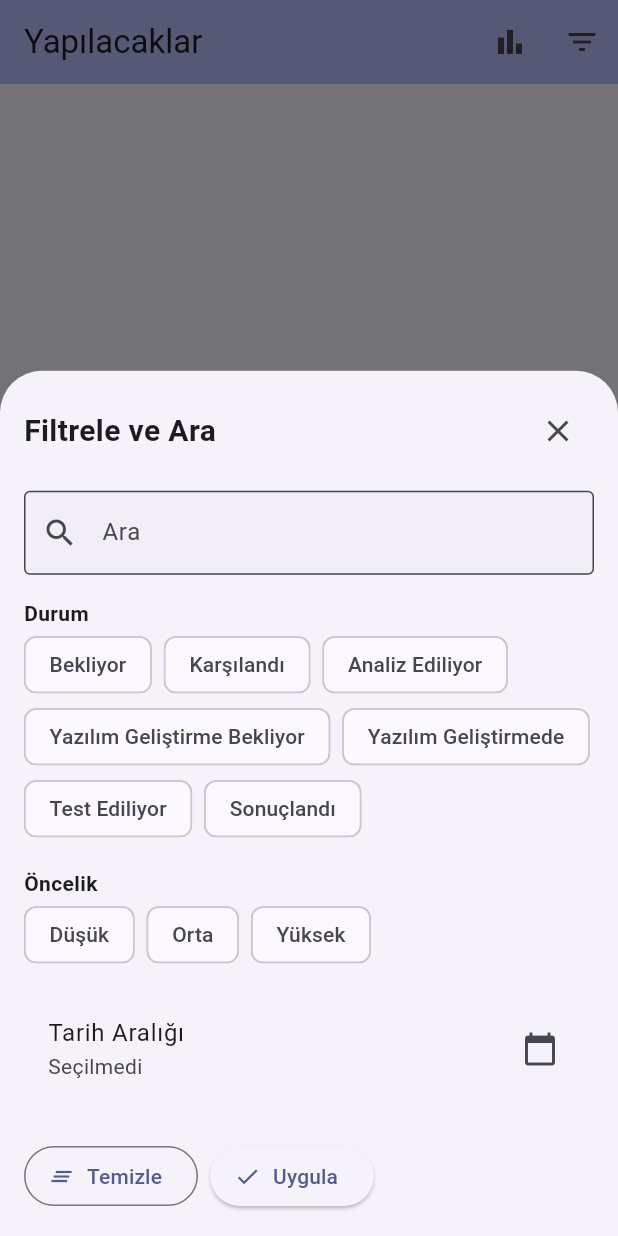
After one commit to mehmetuysal07/TaskAppp, a Flutter app: the screen it shows after launch, after a tap on the "filter list" icon, on a phone screen of 412 x 824 dp. The commit adds this screen. Run offline on Flutter 3.47's test engine with Material 3 defaults, Android fonts, the phone set to English and light mode, and no system bars; our stand-ins replace equatable, fl_chart, flutter_bloc, fpdart, get_it, hive and 1 more; accounts and stored records are empty.

Commit message:
Filtreleme ve İstatistik

```diff
--- /dev/null
+++ b/lib/features/todo/domain/entities/filter_criteria.dart
@@ -0,0 +1,45 @@
+import 'package:equatable/equatable.dart';
+import 'task_status.dart';
+import 'task_priority.dart';
+
+class FilterCriteria extends Equatable {
+  final String query;
+  final TaskStatus? status;
+  final TaskPriority? priority;
+  final DateTime? startDate;
+  final DateTime? endDate;
+
+  const FilterCriteria({
+    this.query = '',
+    this.status,
+    this.priority,
+    this.startDate,
+    this.endDate,
+  });
+
+  bool get isEmpty =>
+      query.isEmpty &&
+      status == null &&
+      priority == null &&
+      startDate == null &&
+      endDate == null;
+
+  FilterCriteria copyWith({
+    String? query,
+    TaskStatus? status,
+    TaskPriority? priority,
+    DateTime? startDate,
+    DateTime? endDate,
+  }) {
+    return FilterCriteria(
+      query: query ?? this.query,
+      status: status ?? this.status,
+      priority: priority ?? this.priority,
+      startDate: startDate ?? this.startDate,
+      endDate: endDate ?? this.endDate,
+    );
+  }
+
+  @override
+  List<Object?> get props => [query, status, priority, startDate, endDate];
+}
--- a/lib/features/todo/presentation/bloc/task_state.dart
+++ b/lib/features/todo/presentation/bloc/task_state.dart
@@ -1,5 +1,6 @@
 import 'package:equatable/equatable.dart';
 import '../../domain/entities/task_entity.dart';
+import '../../domain/entities/filter_criteria.dart';
 
 abstract class TaskState extends Equatable {
   const TaskState();
@@ -17,11 +18,17 @@ class TaskLoading extends TaskState {}
 // 3. Veriler geldi durumu (Ekranda listeyi gösterirken)
 class TaskLoaded extends TaskState {
   final List<TaskEntity> tasks;
+  final List<TaskEntity> filteredTasks;
+  final FilterCriteria filterCriteria;
 
-  const TaskLoaded(this.tasks);
+  const TaskLoaded(
+    this.tasks, {
+    this.filteredTasks = const [],
+    this.filterCriteria = const FilterCriteria(),
+  });
 
   @override
-  List<Object> get props => [tasks];
+  List<Object> get props => [tasks, filteredTasks, filterCriteria];
 }
 
 // 4. Hata durumu (Bir şeyler ters giderse)
--- a/lib/features/todo/presentation/pages/task_page.dart
+++ b/lib/features/todo/presentation/pages/task_page.dart
@@ -4,6 +4,8 @@ import '../bloc/task_cubit.dart';
 import '../bloc/task_state.dart';
 import '../widgets/add_task_dialog.dart';
 import '../widgets/task_item.dart';
+import '../widgets/task_filter_sheet.dart';
+import 'statistics_page.dart';
 
 class TaskPage extends StatelessWidget {
   const TaskPage({super.key});
@@ -17,8 +19,38 @@ class TaskPage extends StatelessWidget {
         backgroundColor: Theme.of(context).colorScheme.inversePrimary,
         actions: [
           IconButton(
-            icon: const Icon(Icons.refresh),
-            onPressed: () => context.read<TaskCubit>().loadTasks(),
+            icon: const Icon(Icons.bar_chart),
+            tooltip: 'İstatistikler',
+            onPressed: () {
+              Navigator.push(
+                context,
+                MaterialPageRoute(
+                  builder: (_) => BlocProvider.value(
+                    value: context.read<TaskCubit>(),
+                    child: const StatisticsPage(),
+                  ),
+                ),
+              );
+            },
+          ),
+          IconButton(
+            icon: const Icon(Icons.filter_list),
+            tooltip: 'Filtrele',
+            onPressed: () {
+              final state = context.read<TaskCubit>().state;
+              if (state is TaskLoaded) {
+                showModalBottomSheet(
+                  context: context,
+                  isScrollControlled: true,
+                  builder: (ctx) => BlocProvider.value(
+                    value: context.read<TaskCubit>(),
+                    child: TaskFilterSheet(
+                      initialCriteria: state.filterCriteria,
+                    ),
+                  ),
+                );
+              }
+            },
           ),
         ],
       ),
@@ -54,13 +86,20 @@ class TaskPage extends StatelessWidget {
                   ],
                 ),
               );
+            } else if (state.filteredTasks.isEmpty) {
+              return const Center(
+                child: Text(
+                  "Aradığınız kriterlere uygun görev bulunamadı.",
+                  style: TextStyle(color: Colors.grey),
+                ),
+              );
             }
             // Listeyi gösteriyoruz
             return ListView.builder(
               padding: const EdgeInsets.all(16),
-              itemCount: state.tasks.length,
+              itemCount: state.filteredTasks.length,
               itemBuilder: (context, index) {
-                final task = state.tasks[index];
+                final task = state.filteredTasks[index];
                 return TaskItem(task: task);
               },
             );
--- /dev/null
+++ b/lib/features/todo/presentation/widgets/task_filter_sheet.dart
@@ -0,0 +1,174 @@
+import 'package:flutter/material.dart';
+import 'package:flutter_bloc/flutter_bloc.dart';
+import 'package:intl/intl.dart';
+import '../../domain/entities/filter_criteria.dart';
+import '../../domain/entities/task_priority.dart';
+import '../../domain/entities/task_status.dart';
+import '../bloc/task_cubit.dart';
+
+class TaskFilterSheet extends StatefulWidget {
+  final FilterCriteria initialCriteria;
+
+  const TaskFilterSheet({super.key, required this.initialCriteria});
+
+  @override
+  State<TaskFilterSheet> createState() => _TaskFilterSheetState();
+}
+
+class _TaskFilterSheetState extends State<TaskFilterSheet> {
+  late TextEditingController _searchController;
+  TaskStatus? _selectedStatus;
+  TaskPriority? _selectedPriority;
+  DateTime? _startDate;
+  DateTime? _endDate;
+
+  @override
+  void initState() {
+    super.initState();
+    _searchController = TextEditingController(
+      text: widget.initialCriteria.query,
+    );
+    _selectedStatus = widget.initialCriteria.status;
+    _selectedPriority = widget.initialCriteria.priority;
+    _startDate = widget.initialCriteria.startDate;
+    _endDate = widget.initialCriteria.endDate;
+  }
+
+  @override
+  void dispose() {
+    _searchController.dispose();
+    super.dispose();
+  }
+
+  void _applyFilters() {
+    final criteria = FilterCriteria(
+      query: _searchController.text,
+      status: _selectedStatus,
+      priority: _selectedPriority,
+      startDate: _startDate,
+      endDate: _endDate,
+    );
+    context.read<TaskCubit>().applyFilter(criteria);
+    Navigator.pop(context);
+  }
+
+  void _clearFilters() {
+    context.read<TaskCubit>().applyFilter(const FilterCriteria());
+    Navigator.pop(context);
+  }
+
+  Future<void> _pickDateRange() async {
+    final picked = await showDateRangePicker(
+      context: context,
+      firstDate: DateTime(2020),
+      lastDate: DateTime(2030),
+      initialDateRange: _startDate != null && _endDate != null
+          ? DateTimeRange(start: _startDate!, end: _endDate!)
+          : null,
+    );
+    if (picked != null) {
+      setState(() {
+        _startDate = picked.start;
+        _endDate = picked.end;
+      });
+    }
+  }
+
+  @override
+  Widget build(BuildContext context) {
+    return Container(
+      padding: const EdgeInsets.all(16.0),
+      height: MediaQuery.of(context).size.height * 0.7,
+      child: Column(
+        crossAxisAlignment: CrossAxisAlignment.stretch,
+        children: [
+          Row(
+            mainAxisAlignment: MainAxisAlignment.spaceBetween,
+            children: [
+              const Text(
+                'Filtrele ve Ara',
+                style: TextStyle(fontSize: 20, fontWeight: FontWeight.bold),
+              ),
+              IconButton(
+                icon: const Icon(Icons.close),
+                onPressed: () => Navigator.pop(context),
+              ),
+            ],
+          ),
+          const SizedBox(height: 16),
+          TextField(
+            controller: _searchController,
+            decoration: const InputDecoration(
+              labelText: 'Ara',
+              prefixIcon: Icon(Icons.search),
+              border: OutlineInputBorder(),
+            ),
+          ),
+          const SizedBox(height: 16),
+          const Text('Durum', style: TextStyle(fontWeight: FontWeight.bold)),
+          Wrap(
+            spacing: 8.0,
+            children: TaskStatus.values.map((status) {
+              return FilterChip(
+                label: Text(status.displayName),
+                selected: _selectedStatus == status,
+                onSelected: (selected) {
+                  setState(() {
+                    _selectedStatus = selected ? status : null;
+                  });
+                },
+              );
+            }).toList(),
+          ),
+          const SizedBox(height: 16),
+          const Text('Öncelik', style: TextStyle(fontWeight: FontWeight.bold)),
+          Wrap(
+            spacing: 8.0,
+            children: TaskPriority.values.map((priority) {
+              return FilterChip(
+                label: Text(priority.displayName),
+                selected: _selectedPriority == priority,
+                onSelected: (selected) {
+                  setState(() {
+                    _selectedPriority = selected ? priority : null;
+                  });
+                },
+              );
+            }).toList(),
+          ),
+          const SizedBox(height: 16),
+          ListTile(
+            title: const Text('Tarih Aralığı'),
+            subtitle: Text(
+              _startDate != null && _endDate != null
+                  ? '${DateFormat('dd/MM/yyyy').format(_startDate!)} - ${DateFormat('dd/MM/yyyy').format(_endDate!)}'
+                  : 'Seçilmedi',
+            ),
+            trailing: const Icon(Icons.calendar_today),
+            onTap: _pickDateRange,
+          ),
+          const Spacer(),
+          SingleChildScrollView(
+            scrollDirection: Axis.horizontal,
+            child: Row(
+              mainAxisAlignment: MainAxisAlignment.center,
+              children: [
+                OutlinedButton.icon(
+                  onPressed: _clearFilters,
+                  icon: const Icon(Icons.clear_all),
+                  label: const Text('Temizle'),
+                ),
+                const SizedBox(width: 8), // Butonlar arası boşluk
+                ElevatedButton.icon(
+                  onPressed: _applyFilters,
+                  icon: const Icon(Icons.check),
+                  label: const Text('Uygula'),
+                ),
+              ],
+            ),
+          ),
+        ],
+      ),
+    );
+  }
+}
--- a/pubspec.yaml
+++ b/pubspec.yaml
@@ -41,6 +41,7 @@ dependencies:
   flutter_bloc: ^9.1.1
   get_it: ^9.2.0
   intl: ^0.20.2
+  fl_chart: ^1.1.1
 
 dev_dependencies:
   flutter_test:
```
Also changed, not shown: lib/features/todo/presentation/bloc/task_cubit.dart (+57 -1 lines), lib/features/todo/presentation/pages/statistics_page.dart (added, +197 -0 lines), pubspec.lock.
